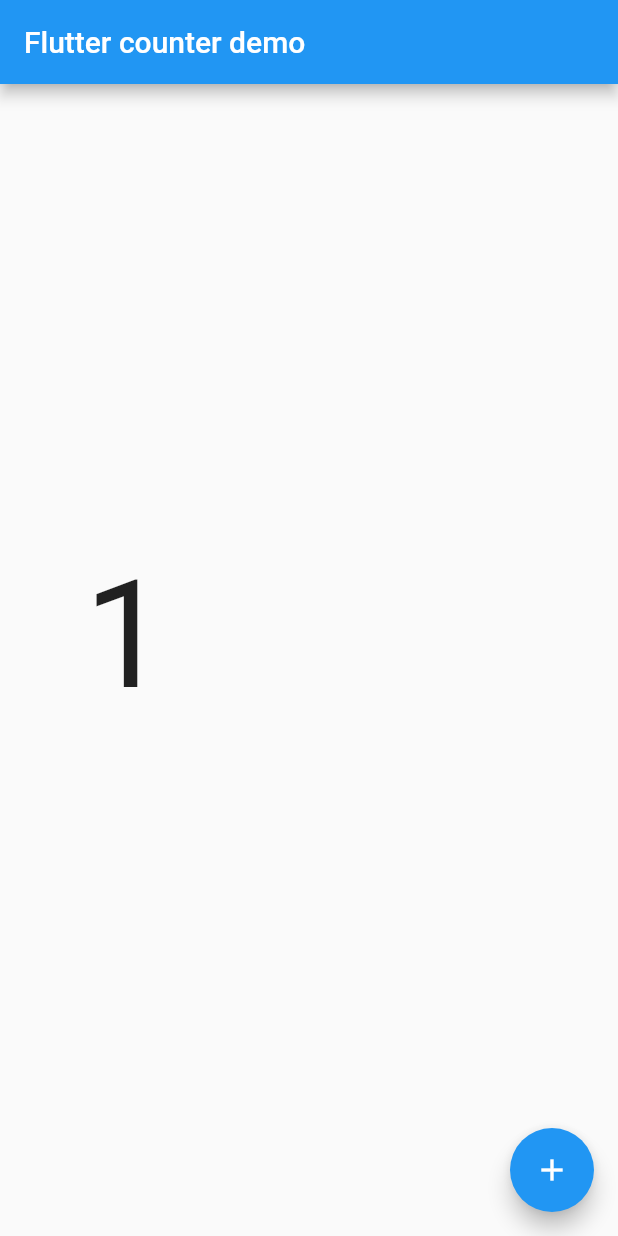
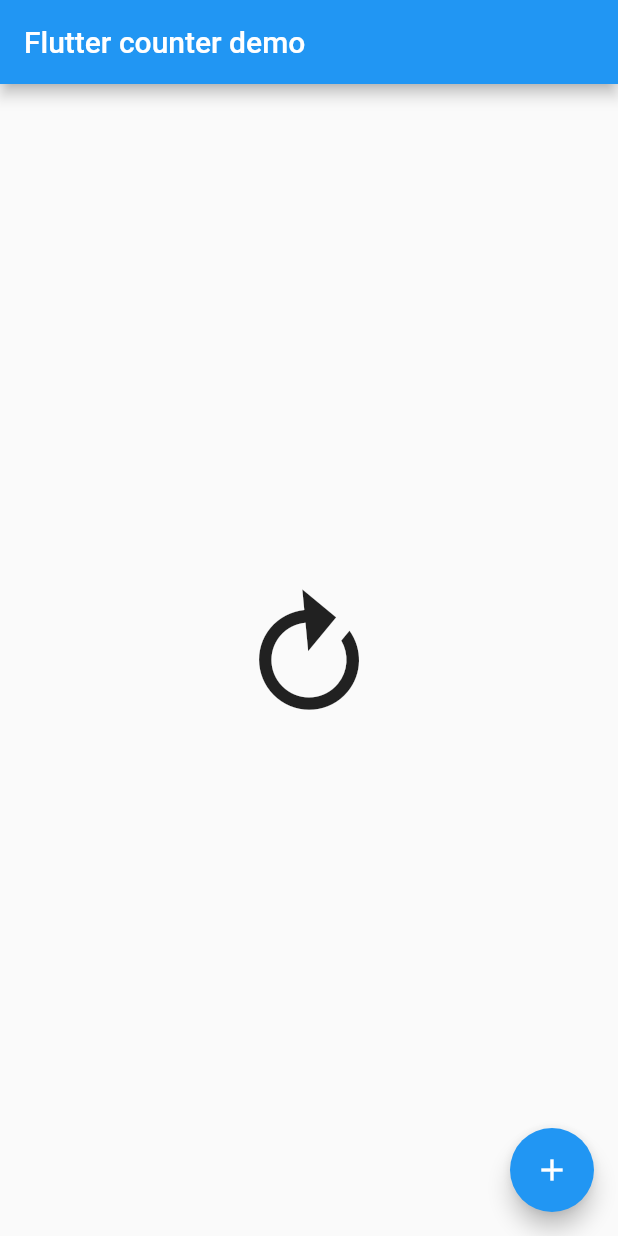
Before and after one commit to cleong98/flutter_animation, a Flutter app: the screen it shows after launch, after a tap on the "add" icon, on a phone screen of 412 x 824 dp. Run offline on Flutter 3.47's test engine with Material 2 defaults, Android fonts, the phone set to English and light mode, and no system bars.

```diff
--- a/lib/main.dart
+++ b/lib/main.dart
@@ -27,14 +27,35 @@ class MyHomePage extends StatefulWidget {
   State<MyHomePage> createState() => _MyHomePageState();
 }
 
-class _MyHomePageState extends State<MyHomePage> {
-  int _counter = 0;
+class _MyHomePageState extends State<MyHomePage>
+    with SingleTickerProviderStateMixin {
+  late AnimationController _controller;
+  bool _isloading = true;
 
-  void _counterIncrement() async {
+  @override
+  void initState() {
+    _controller = AnimationController(
+        duration: const Duration(seconds: 1),
+        vsync: this
+    );
+    _controller.repeat();
+    super.initState();
+  }
 
-    setState(() {
-      _counter++;
-    });
+  @override
+  void dispose() {
+    _controller.dispose();
+    super.dispose();
+  }
+
+  void _transitionAction() async {
+    _isloading = !_isloading;
+    if(_isloading) {
+      _controller.repeat();
+    } else {
+      _controller.stop();
+    }
+
   }
 
   @override
@@ -44,62 +65,16 @@ class _MyHomePageState extends State<MyHomePage> {
         title: Text(widget.title),
       ),
       body: Center(
-        child: Container(
-          width: 300,
-          height: 150,
-          // color: Colors.blue,
-          child: AnimatedCounter(value: _counter, duration: const Duration(seconds: 1),),
+        child: RotationTransition(
+          turns: _controller,
+          child: const Icon(Icons.refresh, size: 100),
         ),
       ),
       floatingActionButton: FloatingActionButton(
-        onPressed: _counterIncrement,
+        onPressed: _transitionAction,
         tooltip: 'Change',
         child: const Icon(Icons.add),
       ),
     );
   }
 }
-
-
-class AnimatedCounter extends StatelessWidget {
-  final int value;
-  final Duration duration;
-  const AnimatedCounter({Key? key, required this.value, required this.duration}) : super(key: key);
-
-  @override
-  Widget build(BuildContext context) {
-    return TweenAnimationBuilder(
-      duration: duration,
-      tween: Tween<double>(end: value.toDouble()),
-      builder: (context, double value, child) {
-        final whole = value ~/ 1;
-        final decimal = value - whole;
-
-        return Stack(
-          children: [
-            Positioned(
-              top: -100 * decimal, // 0-> -100
-              child: Opacity(
-                opacity: 1.0 - decimal,
-                child: Text(
-                  "$whole",
-                  style: const TextStyle(fontSize: 100),
-                ),
-              ),
-            ),
-            Positioned(
-              top: 100 - decimal * 100, // 100 -> 0
-              child: Opacity(
-                opacity: decimal,
-                child: Text(
-                  "${whole + 1}",
-                  style: const TextStyle(fontSize: 100),
-                ),
-              ),
-            ),
-          ],
-        );
-      },
-    );
-  }
-}
```
Also changed, not shown: 1 other file.
